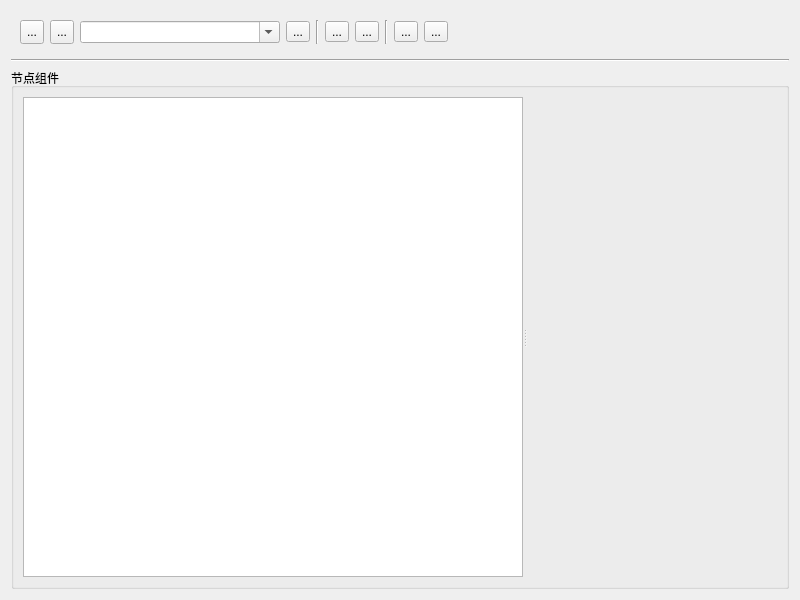
Old version of the form dialogs/nodetreedialog.ui in the repository neophack/AutoPlatform.
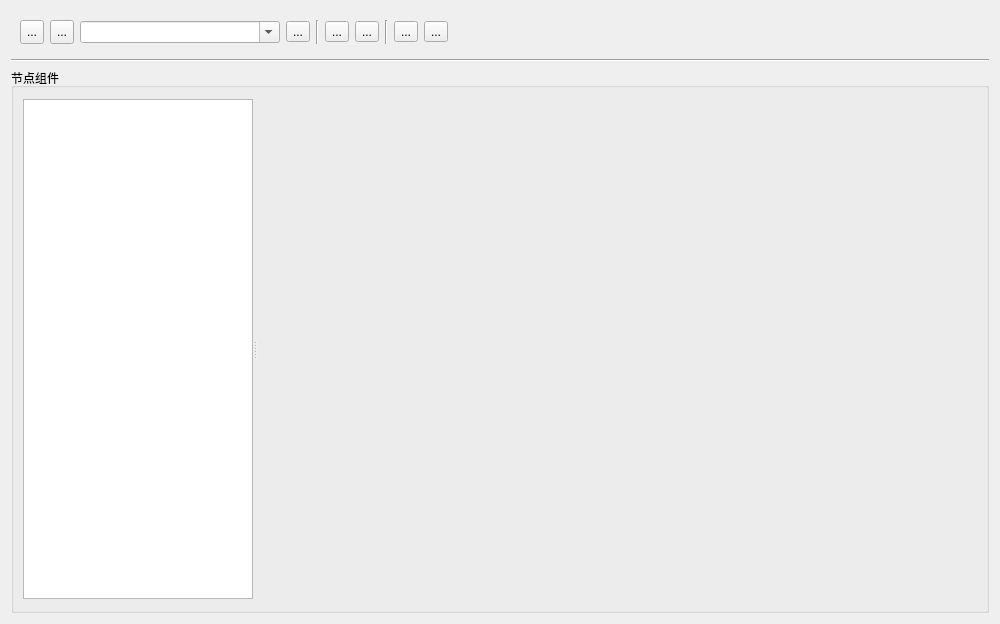
New version of the form. Icons and pictures are not drawn. Custom widgets are drawn as their Qt base class.

```diff
--- a/dialogs/nodetreedialog.ui
+++ b/dialogs/nodetreedialog.ui
@@ -6,8 +6,8 @@
    <rect>
     <x>0</x>
     <y>0</y>
-    <width>800</width>
-    <height>600</height>
+    <width>1000</width>
+    <height>624</height>
    </rect>
   </property>
   <property name="windowTitle">
@@ -251,20 +251,20 @@
           </property>
           <widget class="AICCTreeWidget" name="tw_node">
            <property name="sizePolicy">
-            <sizepolicy hsizetype="Fixed" vsizetype="Expanding">
+            <sizepolicy hsizetype="Fixed" vsizetype="Fixed">
              <horstretch>0</horstretch>
              <verstretch>0</verstretch>
             </sizepolicy>
            </property>
            <property name="minimumSize">
             <size>
-             <width>200</width>
+             <width>230</width>
              <height>0</height>
             </size>
            </property>
            <property name="maximumSize">
             <size>
-             <width>500</width>
+             <width>230</width>
              <height>16777215</height>
             </size>
            </property>
@@ -291,11 +291,29 @@
           </widget>
           <widget class="QWidget" name="widget_2" native="true">
            <property name="sizePolicy">
-            <sizepolicy hsizetype="Expanding" vsizetype="Expanding">
+            <sizepolicy hsizetype="Fixed" vsizetype="Expanding">
              <horstretch>0</horstretch>
              <verstretch>0</verstretch>
             </sizepolicy>
            </property>
+           <property name="minimumSize">
+            <size>
+             <width>0</width>
+             <height>500</height>
+            </size>
+           </property>
+           <property name="maximumSize">
+            <size>
+             <width>16777215</width>
+             <height>500</height>
+            </size>
+           </property>
+           <property name="baseSize">
+            <size>
+             <width>0</width>
+             <height>500</height>
+            </size>
+           </property>
            <layout class="QHBoxLayout" name="horizontalLayout_3">
             <property name="spacing">
              <number>0</number>
```
Left out of the diff: 4 changed lines with no effect on the pictures.
